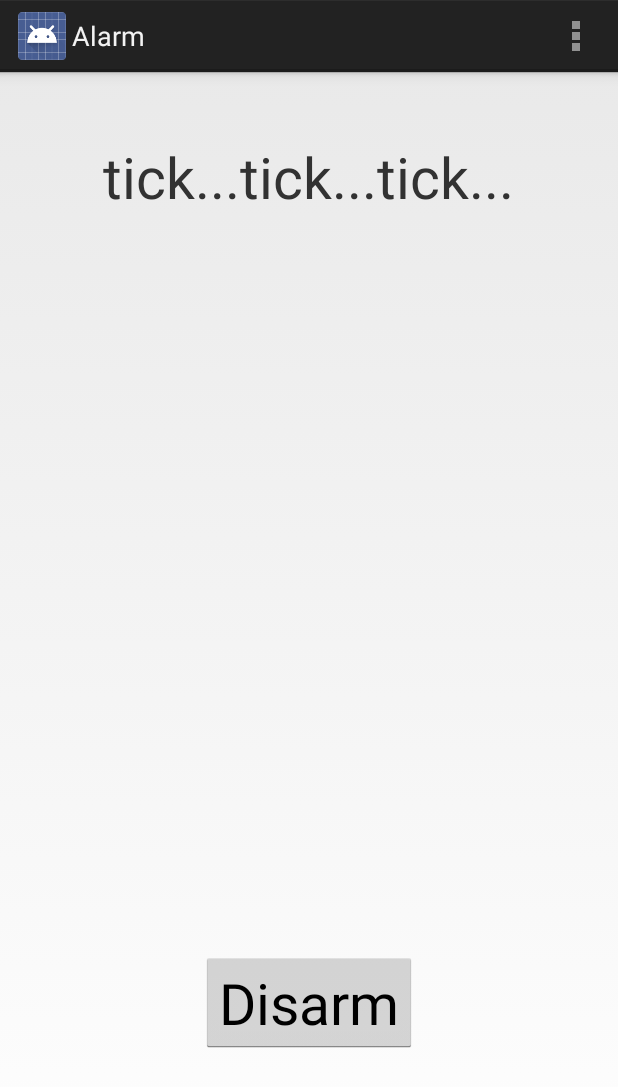
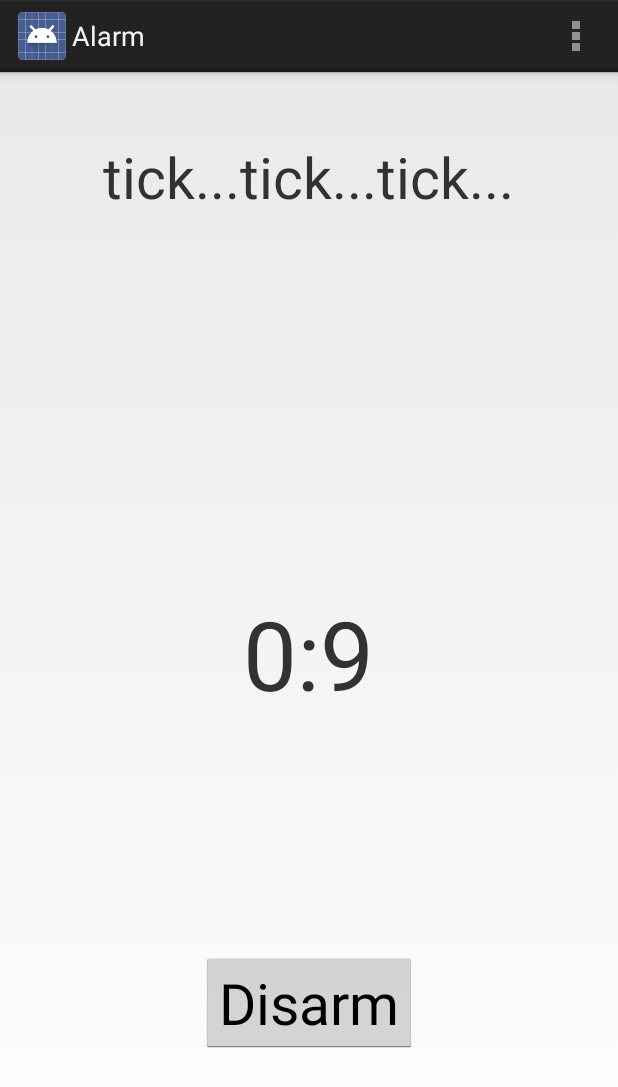
Before and after one commit to dpratt7/DaBombClock, an Android app: the AlarmActivity screen opened directly, with no data from a screen before it, on a phone screen of 412 x 824 dp. Shown: the top 1087 px of the screen. Run offline under Robolectric (Android 15) with nearby library versions, the phone set to English and light mode, and no system bars.

Commit message:
added countdown - didn't test because of build errors elsewhere

```diff
--- a/app/src/main/java/com/group/dabomb/dabomb/AlarmActivity.java
+++ b/app/src/main/java/com/group/dabomb/dabomb/AlarmActivity.java
@@ -1,21 +1,27 @@
 package com.group.dabomb.dabomb;
 
 import android.app.Activity;
+import android.content.Context;
 import android.media.AudioManager;
 import android.media.MediaPlayer;
 import android.media.RingtoneManager;
 import android.net.Uri;
 import android.os.Bundle;
+import android.os.CountDownTimer;
 import android.view.Menu;
 import android.view.MenuItem;
 import android.view.View;
 import android.widget.Button;
+import android.widget.TextView;
 
 import java.io.IOException;
 
 
 public class AlarmActivity extends Activity {
 
+    private CountDownTimer countdown;
+    private TextView countdownText;
+    private AudioManager audioManager;
     private MediaPlayer sound;
 
     @Override
@@ -23,6 +29,8 @@ public class AlarmActivity extends Activity {
         super.onCreate(savedInstanceState);
 
         setContentView(R.layout.activity_alarm);
+
+        countdownText = (TextView) findViewById(R.id.countdown);
 
         Button disarmButton = (Button) findViewById(R.id.disarm_button);
         disarmButton.setOnClickListener(new View.OnClickListener() {
@@ -34,9 +42,8 @@ public class AlarmActivity extends Activity {
             }
         });
 
-        sound = MediaPlayer.create(this,R.raw.bomb_alert_1);
-        sound.setLooping(true);
-        sound.start();
+        startSound();
+        startCountdown();
     }
 
 
@@ -58,4 +65,31 @@ public class AlarmActivity extends Activity {
         }
         return super.onOptionsItemSelected(item);
     }
+
+    private void startSound() {
+        audioManager = (AudioManager) getSystemService(Context.AUDIO_SERVICE);
+        audioManager.setStreamVolume(AudioManager.STREAM_ALARM, audioManager.getStreamMaxVolume(AudioManager.STREAM_ALARM) / 2, AudioManager.FLAG_PLAY_SOUND);
+        sound = MediaPlayer.create(this,R.raw.bomb_alert_1);
+        sound.setAudioStreamType(AudioManager.STREAM_ALARM);
+        sound.setLooping(true);
+        sound.start();
+    }
+
+    private void startCountdown() {
+        countdown = new CountDownTimer( 10000, 1000 ) {
+
+            public void onTick( long millisUntilFinished ) {
+                int seconds = (int) millisUntilFinished / 1000;
+                countdownText.setText( String.format( "%d:%d", seconds/60, seconds%60 ) );
+            }
+
+            public void onFinish() {
+                countdownText.setText( "BOOM!" );
+                int volume = (int) Math.min(audioManager.getStreamVolume(AudioManager.STREAM_ALARM) * 1.2, audioManager.getStreamMaxVolume(AudioManager.STREAM_ALARM));
+                audioManager.setStreamVolume(AudioManager.STREAM_ALARM, volume, AudioManager.FLAG_PLAY_SOUND);
+                startCountdown();
+            }
+        };
+        countdown.start();
+    }
 }
--- a/app/src/main/res/layout/activity_alarm.xml
+++ b/app/src/main/res/layout/activity_alarm.xml
@@ -17,6 +17,14 @@
         android:text="tick...tick...tick..."
         android:textSize="38dp" />
 
+    <TextView
+        android:id="@+id/countdown"
+        android:layout_width="wrap_content"
+        android:layout_height="wrap_content"
+        android:layout_centerInParent="true"
+        android:text="0:05"
+        android:textSize="64dp"/>
+
     <Button
         android:id="@+id/disarm_button"
         android:layout_width="wrap_content"
```
